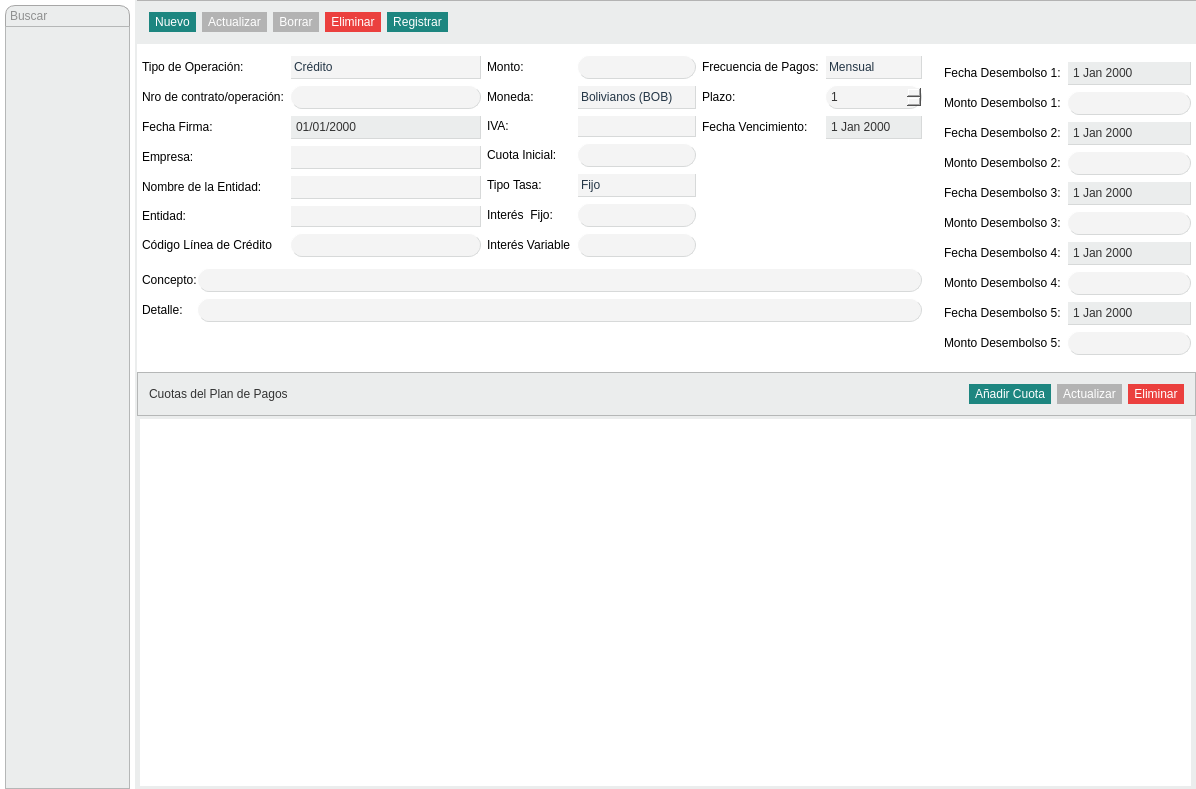
altitude-solutions/Finanzas, file Finanzas/PlanDePagos.ui: the form before one commit.
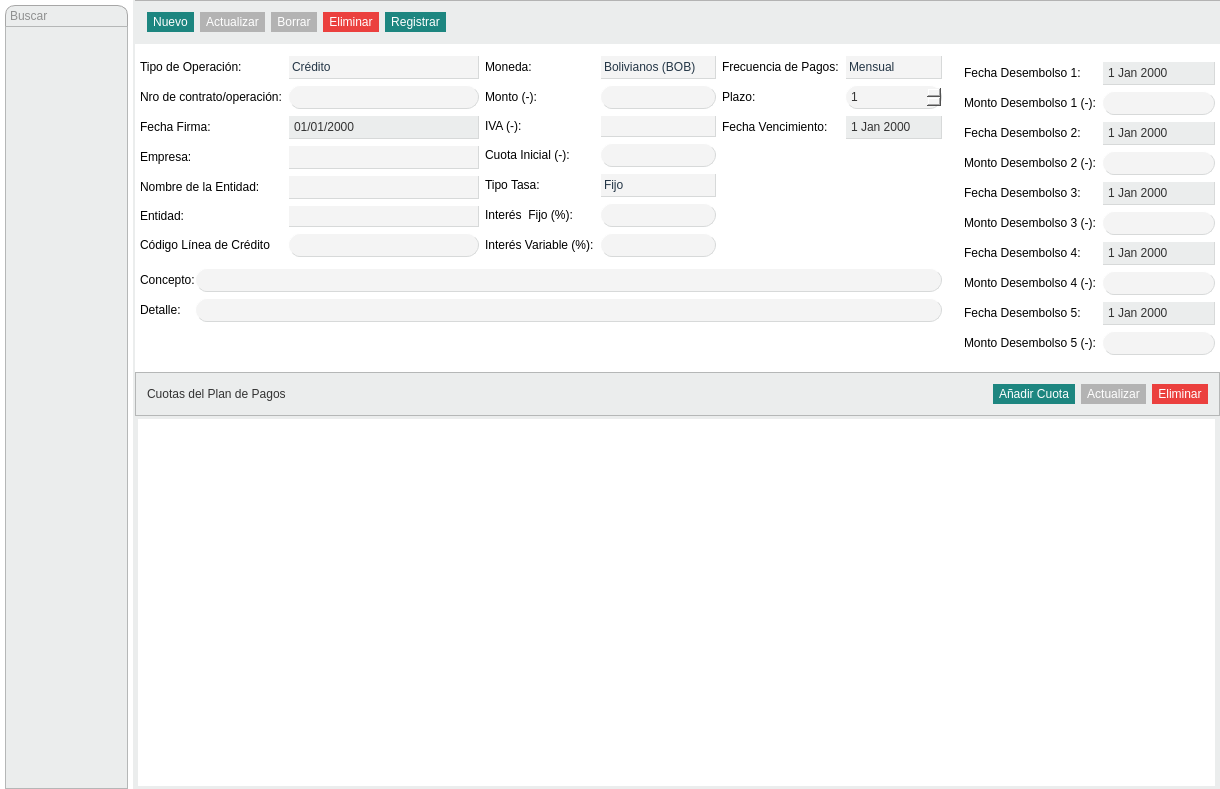
The form after the commit. Icons and pictures are not drawn. Custom widgets are drawn as their Qt base class.

```diff
--- a/Finanzas/PlanDePagos.ui
+++ b/Finanzas/PlanDePagos.ui
@@ -6,7 +6,7 @@
    <rect>
     <x>0</x>
     <y>0</y>
-    <width>1196</width>
+    <width>1220</width>
     <height>789</height>
    </rect>
   </property>
@@ -880,10 +880,115 @@
                   <property name="verticalSpacing">
                    <number>6</number>
                   </property>
+                  <item row="0" column="0">
+                   <widget class="QLabel" name="label_9">
+                    <property name="text">
+                     <string>Moneda:</string>
+                    </property>
+                   </widget>
+                  </item>
+                  <item row="0" column="1">
+                   <widget class="QComboBox" name="moneda">
+                    <property name="enabled">
+                     <bool>false</bool>
+                    </property>
+                    <property name="cursor">
+                     <cursorShape>PointingHandCursor</cursorShape>
+                    </property>
+                    <property name="styleSheet">
+                     <string notr="true">QComboBox {
+	background-color:#ebeded;
+	border-style: outset;
+	border-radius: 13px;
+	border-color: #d7d9d9;
+	border-width: 1px;
+	font: 10pt &quot;MS Shell Dlg 2&quot;;
+	padding-left: 3px;
+	padding-top: 3px;
+	padding-bottom: 3px;
+	color:#243646;
+}
+
+QComboBox::hover,
+QComboBox::focus {
+	background-color: #b5b5b5;
+	border-color: #a7a7a7;
+}
+
+
+QComboBox::drop-down  {
+    border: 0px; /* This seems to replace the whole arrow of the combo box */
+}
+
+
+QComboBox::down-arrow {
+    image: url(:/Resources/img/dropdown.png);
+    width: 24px;
+    height: 24px;
+	margin-right: 6px;
+}
+
+QComboBox::disabled {
+	background-color: #f4f4f4;
+}
+
+</string>
+                    </property>
+                    <item>
+                     <property name="text">
+                      <string>Bolivianos (BOB)</string>
+                     </property>
+                    </item>
+                    <item>
+                     <property name="text">
+                      <string>Dólares ($us)</string>
+                     </property>
+                    </item>
+                   </widget>
+                  </item>
+                  <item row="1" column="0">
+                   <widget class="QLabel" name="label_7">
+                    <property name="text">
+                     <string>Monto (-):</string>
+                    </property>
+                   </widget>
+                  </item>
+                  <item row="1" column="1">
+                   <widget class="NumberInput" name="monto">
+                    <property name="enabled">
+                     <bool>false</bool>
+                    </property>
+                    <property name="styleSheet">
+                     <string notr="true">QLineEdit {
+	background-color: #ebeded;
+	border-style: outset;
+	border-radius: 12px;
+	border-color: #d7d9d9;
+	border-width: 1px;
+	font: 10pt &quot;MS Shell Dlg 2&quot;;
+	color: #333333;
+	min-width: 8em;
+	padding: 3px;
+}
+
+QLineEdit::hover,
+QLineEdit::focus {
+	background-color: #b5b5b5;
+	border-color: #a7a7a7;
+}
+
+
+QLineEdit::disabled {
+	background-color: #f4f4f4;
+}
+</string>
+                    </property>
+                   </widget>
+                  </item>
                   <item row="2" column="0">
                    <widget class="QLabel" name="label_15">
                     <property name="text">
-                     <string>IVA:</string>
+                     <string>IVA (-):</string>
                     </property>
                    </widget>
                   </item>
@@ -914,7 +1019,39 @@
                   <item row="3" column="0">
                    <widget class="QLabel" name="label_19">
                     <property name="text">
-                     <string>Cuota Inicial:</string>
+                     <string>Cuota Inicial (-):</string>
+                    </property>
+                   </widget>
+                  </item>
+                  <item row="3" column="1">
+                   <widget class="QLineEdit" name="cuotaInicial">
+                    <property name="enabled">
+                     <bool>false</bool>
+                    </property>
+                    <property name="styleSheet">
+                     <string notr="true">QLineEdit {
+	background-color: #ebeded;
+	border-style: outset;
+	border-radius: 12px;
+	border-color: #d7d9d9;
+	border-width: 1px;
+	font: 10pt &quot;MS Shell Dlg 2&quot;;
+	color: #333333;
+	min-width: 8em;
+	padding: 3px;
+}
+
+QLineEdit::hover,
+QLineEdit::focus {
+	background-color: #b5b5b5;
+	border-color: #a7a7a7;
+}
+
+
+QLineEdit::disabled {
+	background-color: #f4f4f4;
+}
+</string>
                     </property>
                    </widget>
                   </item>
@@ -925,52 +1062,6 @@
                     </property>
                    </widget>
                   </item>
-                  <item row="5" column="0">
-                   <widget class="QLabel" name="label_22">
-                    <property name="text">
-                     <string>Interés  Fijo:</string>
-                    </property>
-                   </widget>
-                  </item>
-                  <item row="6" column="0">
-                   <widget class="QLabel" name="label_25">
-                    <property name="text">
-                     <string>Interés Variable</string>
-                    </property>
-                   </widget>
-                  </item>
-                  <item row="3" column="1">
-                   <widget class="QLineEdit" name="cuotaInicial">
-                    <property name="enabled">
-                     <bool>false</bool>
-                    </property>
-                    <property name="styleSheet">
-                     <string notr="true">QLineEdit {
-	background-color: #ebeded;
-	border-style: outset;
-	border-radius: 12px;
-	border-color: #d7d9d9;
-	border-width: 1px;
-	font: 10pt &quot;MS Shell Dlg 2&quot;;
-	color: #333333;
-	min-width: 8em;
-	padding: 3px;
-}
-
-QLineEdit::hover,
-QLineEdit::focus {
-	background-color: #b5b5b5;
-	border-color: #a7a7a7;
-}
-
-
-QLineEdit::disabled {
-	background-color: #f4f4f4;
-}
-</string>
-                    </property>
-                   </widget>
-                  </item>
                   <item row="4" column="1">
                    <widget class="QComboBox" name="tipoTasa">
                     <property name="enabled">
@@ -1030,6 +1121,13 @@
                     </item>
                    </widget>
                   </item>
+                  <item row="5" column="0">
+                   <widget class="QLabel" name="label_22">
+                    <property name="text">
+                     <string>Interés  Fijo (%):</string>
+                    </property>
+                   </widget>
+                  </item>
                   <item row="5" column="1">
                    <widget class="QLineEdit" name="interesFijo">
                     <property name="enabled">
@@ -1062,6 +1160,13 @@
                     </property>
                    </widget>
                   </item>
+                  <item row="6" column="0">
+                   <widget class="QLabel" name="label_25">
+                    <property name="text">
+                     <string>Interés Variable (%):</string>
+                    </property>
+                   </widget>
+                  </item>
                   <item row="6" column="1">
                    <widget class="QLineEdit" name="interesVariable">
                     <property name="enabled">
@@ -1094,111 +1199,6 @@
                     </property>
                    </widget>
                   </item>
-                  <item row="0" column="0">
-                   <widget class="QLabel" name="label_7">
-                    <property name="text">
-                     <string>Monto:</string>
-                    </property>
-                   </widget>
-                  </item>
-                  <item row="0" column="1">
-                   <widget class="QLineEdit" name="monto">
-                    <property name="enabled">
-                     <bool>false</bool>
-                    </property>
-                    <property name="styleSheet">
-                     <string notr="true">QLineEdit {
-	background-color: #ebeded;
-	border-style: outset;
-	border-radius: 12px;
-	border-color: #d7d9d9;
-	border-width: 1px;
-	font: 10pt &quot;MS Shell Dlg 2&quot;;
-	color: #333333;
-	min-width: 8em;
-	padding: 3px;
-}
-
-QLineEdit::hover,
-QLineEdit::focus {
-	background-color: #b5b5b5;
-	border-color: #a7a7a7;
-}
-
-
-QLineEdit::disabled {
-	background-color: #f4f4f4;
-}
-</string>
-                    </property>
-                   </widget>
-                  </item>
-                  <item row="1" column="0">
-                   <widget class="QLabel" name="label_9">
-                    <property name="text">
-                     <string>Moneda:</string>
-                    </property>
-                   </widget>
-                  </item>
-                  <item row="1" column="1">
-                   <widget class="QComboBox" name="moneda">
-                    <property name="enabled">
-                     <bool>false</bool>
-                    </property>
-                    <property name="cursor">
-                     <cursorShape>PointingHandCursor</cursorShape>
-                    </property>
-                    <property name="styleSheet">
-                     <string notr="true">QComboBox {
-	background-color:#ebeded;
-	border-style: outset;
-	border-radius: 13px;
-	border-color: #d7d9d9;
-	border-width: 1px;
-	font: 10pt &quot;MS Shell Dlg 2&quot;;
-	padding-left: 3px;
-	padding-top: 3px;
-	padding-bottom: 3px;
-	color:#243646;
-}
-
-QComboBox::hover,
-QComboBox::focus {
-	background-color: #b5b5b5;
-	border-color: #a7a7a7;
-}
-
-
-QComboBox::drop-down  {
-    border: 0px; /* This seems to replace the whole arrow of the combo box */
-}
-
-
-QComboBox::down-arrow {
-    image: url(:/Resources/img/dropdown.png);
-    width: 24px;
-    height: 24px;
-	margin-right: 6px;
-}
-
-QComboBox::disabled {
-	background-color: #f4f4f4;
-}
-
-</string>
-                    </property>
-                    <item>
-                     <property name="text">
-                      <string>Bolivianos (BOB)</string>
-                     </property>
-                    </item>
-                    <item>
-                     <property name="text">
-                      <string>Dólares ($us)</string>
-                     </property>
-                    </item>
-                   </widget>
-                  </item>
                  </layout>
                 </item>
                 <item>
@@ -1764,7 +1764,7 @@
                <item row="1" column="0">
                 <widget class="QLabel" name="label_26">
                  <property name="text">
-                  <string>Monto Desembolso 1:</string>
+                  <string>Monto Desembolso 1 (-):</string>
                  </property>
                 </widget>
                </item>
@@ -1951,7 +1951,7 @@
                <item row="3" column="0">
                 <widget class="QLabel" name="label_27">
                  <property name="text">
-                  <string>Monto Desembolso 2:</string>
+                  <string>Monto Desembolso 2 (-):</string>
                  </property>
                 </widget>
                </item>
@@ -1997,7 +1997,7 @@
                <item row="5" column="0">
                 <widget class="QLabel" name="label_28">
                  <property name="text">
-                  <string>Monto Desembolso 3:</string>
+                  <string>Monto Desembolso 3 (-):</string>
                  </property>
                 </widget>
                </item>
@@ -2184,7 +2184,7 @@
                <item row="7" column="0">
                 <widget class="QLabel" name="label_29">
                  <property name="text">
-                  <string>Monto Desembolso 4:</string>
+                  <string>Monto Desembolso 4 (-):</string>
                  </property>
                 </widget>
                </item>
@@ -2371,7 +2371,7 @@
                <item row="9" column="0">
                 <widget class="QLabel" name="label_30">
                  <property name="text">
-                  <string>Monto Desembolso 5:</string>
+                  <string>Monto Desembolso 5 (-):</string>
                  </property>
                 </widget>
                </item>
@@ -2772,6 +2772,13 @@
   </layout>
  </widget>
  <layoutdefault spacing="6" margin="11"/>
+ <customwidgets>
+  <customwidget>
+   <class>NumberInput</class>
+   <extends>QLineEdit</extends>
+   <header>Numberinput.h</header>
+  </customwidget>
+ </customwidgets>
  <resources>
   <include location="Login.qrc"/>
  </resources>
```
Left out of the diff: 14 changed lines with no effect on the pictures.
